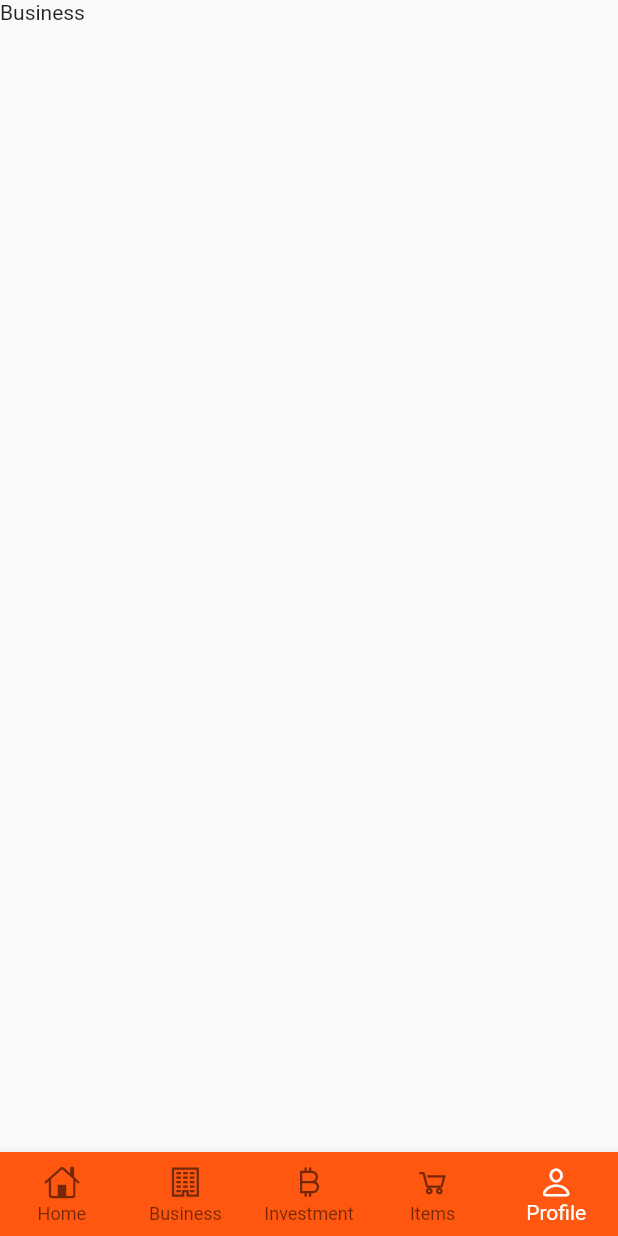
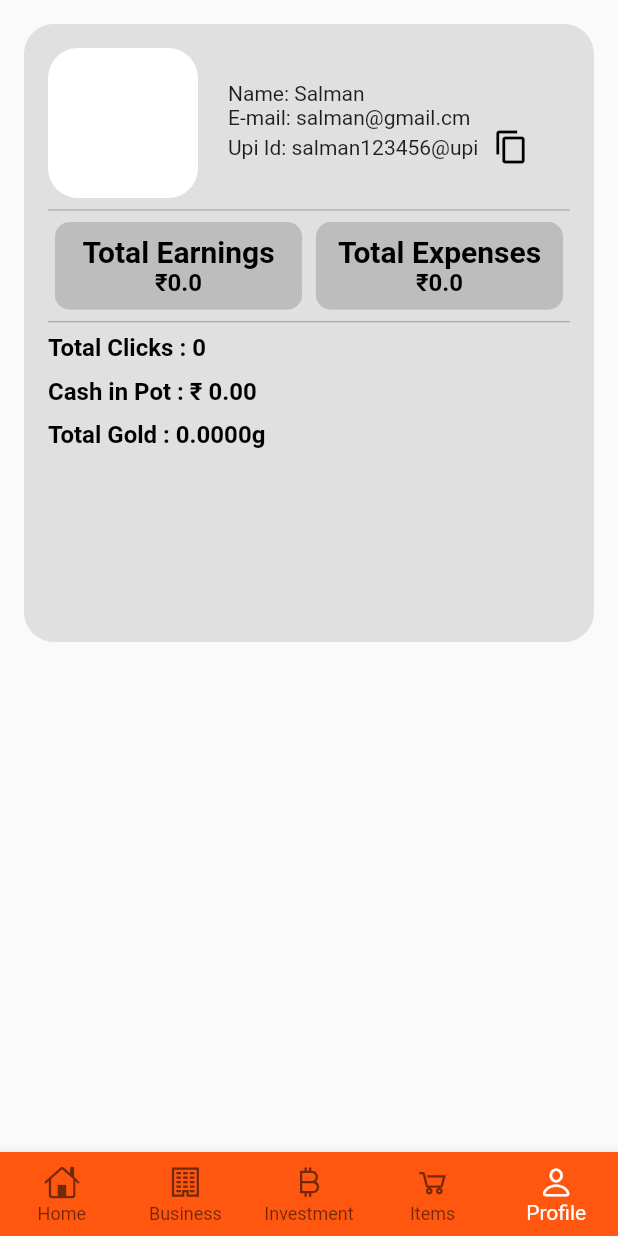
Before and after one commit to salmanulfarisi/business_empire, a Flutter app: the screen it shows after launch, item 5 of the bottom bar chosen, on a phone screen of 412 x 824 dp. Run offline on Flutter 3.47's test engine with Material 2 defaults, Android fonts, the phone set to English and light mode, and no system bars; our stand-ins replace line_icons, shared_preferences.

Commit message:
changed pot

```diff
--- a/lib/screen/dashboard.dart
+++ b/lib/screen/dashboard.dart
@@ -1,4 +1,5 @@
 import 'package:business_empire/screen/home.dart';
+import 'package:business_empire/screen/profile/profile.dart';
 import 'package:flutter/cupertino.dart';
 import 'package:flutter/material.dart';
 import 'package:line_icons/line_icons.dart';
@@ -23,7 +24,7 @@ class _DashBoardPageState extends State<DashBoardPage> {
     const Text('Business'),
     const Text('School'),
     const Text('profile'),
-    const Text('Business'),
+    const ProfilePage(),
   ];
 
   @override
--- a/lib/screen/home.dart
+++ b/lib/screen/home.dart
@@ -19,6 +19,7 @@ class HomePage extends StatefulWidget {
 
 class _HomePageState extends State<HomePage> {
   static const String username = 'Salman';
+  int clicks = 0;
   String greeting = 'Good Morning';
   String upiId = '${username}123456@upi';
   bool isVisble = false;
@@ -83,6 +84,7 @@ class _HomePageState extends State<HomePage> {
     setState(() {
       EarningsRepo.increamentEarnings(1);
       EarningsRepo().setEarnings();
+      EarningsRepo.increamentClick();
     });
 
     if (earnings.value == 10) {
@@ -123,6 +125,8 @@ class _HomePageState extends State<HomePage> {
   @override
   void initState() {
     getEarnings();
+    EarningsRepo.getTotalClick();
+
     super.initState();
   }
 
--- /dev/null
+++ b/lib/screen/pot/pot_repo.dart
@@ -0,0 +1,20 @@
+import 'package:flutter/foundation.dart';
+import 'package:shared_preferences/shared_preferences.dart';
+
+class PotRepo {
+  static ValueNotifier<double> potMoney = ValueNotifier(0.0);
+
+  setPotMoney() async {
+    SharedPreferences prefs = await SharedPreferences.getInstance();
+    prefs.setDouble('potMoney', potMoney.value);
+  }
+
+  getPotMoney() async {
+    SharedPreferences prefs = await SharedPreferences.getInstance();
+    PotRepo.potMoney.value = prefs.getDouble('potMoney') ?? 0.0;
+  }
+
+  static void increamentPotMoney(double value) {
+    potMoney.value += value;
+  }
+}
--- /dev/null
+++ b/lib/screen/profile/profile.dart
@@ -0,0 +1,36 @@
+import 'package:business_empire/screen/gold/gold_repo.dart';
+import 'package:business_empire/screen/pot/pot_repo.dart';
+import 'package:business_empire/screen/profile/widgets/player_container.dart';
+import 'package:flutter/material.dart';
+
+class ProfilePage extends StatefulWidget {
+  const ProfilePage({Key? key}) : super(key: key);
+
+  @override
+  State<ProfilePage> createState() => _ProfilePageState();
+}
+
+class _ProfilePageState extends State<ProfilePage> {
+  @override
+  void initState() {
+    super.initState();
+    GoldRepo().getGold();
+    PotRepo().getPotMoney();
+  }
+
+  @override
+  Widget build(BuildContext context) {
+    return Scaffold(
+      body: SafeArea(
+        child: Padding(
+          padding: const EdgeInsets.all(16.0),
+          child: Column(
+            children: const [
+              PlayerContainer(),
+            ],
+          ),
+        ),
+      ),
+    );
+  }
+}
--- /dev/null
+++ b/lib/screen/profile/widgets/player_container.dart
@@ -0,0 +1,202 @@
+import 'package:business_empire/screen/gold/gold_repo.dart';
+import 'package:business_empire/screen/pot/pot_repo.dart';
+import 'package:business_empire/utils/size.dart';
+import 'package:business_empire/utils/style.dart';
+import 'package:business_empire/widgets/money_repository.dart';
+import 'package:flutter/material.dart';
+import 'package:flutter/services.dart';
+
+class PlayerContainer extends StatelessWidget {
+  const PlayerContainer({Key? key}) : super(key: key);
+
+  @override
+  Widget build(BuildContext context) {
+    final size = MediaQuery.of(context).size;
+    String UpiId = 'salman123456@upi';
+    return Container(
+      padding: const EdgeInsets.all(16),
+      width: double.infinity,
+      height: size.height * 0.5,
+      decoration: BoxDecoration(
+        color: Colors.grey[300],
+        borderRadius: BorderRadius.circular(20),
+      ),
+      child: Column(
+        crossAxisAlignment: CrossAxisAlignment.start,
+        children: [
+          Row(
+            children: [
+              Container(
+                width: 100,
+                height: 100,
+                decoration: const BoxDecoration(
+                  color: Colors.white,
+                  borderRadius: BorderRadius.all(
+                    Radius.circular(20),
+                  ),
+                ),
+              ),
+              AppSize().width20,
+              Column(
+                mainAxisAlignment: MainAxisAlignment.center,
+                crossAxisAlignment: CrossAxisAlignment.start,
+                children: [
+                  Row(
+                    children: const [
+                      Text(
+                        'Name: ',
+                        style: AppStyle.body,
+                      ),
+                      Text(
+                        'Salman',
+                        style: AppStyle.body,
+                      ),
+                    ],
+                  ),
+                  Row(
+                    children: const [
+                      Text(
+                        'E-mail: ',
+                        style: AppStyle.body,
+                      ),
+                      Text(
+                        'salman@gmail.cm',
+                        style: AppStyle.body,
+                      ),
+                    ],
+                  ),
+                  Row(
+                    children: [
+                      const Text(
+                        'Upi Id: ',
+                        style: AppStyle.body,
+                      ),
+                      Text(
+                        UpiId,
+                        style: AppStyle.body,
+                      ),
+                      AppSize().width10,
+                      GestureDetector(
+                        onTap: () {
+                          Clipboard.setData(ClipboardData(text: UpiId));
+                          ScaffoldMessenger.of(context).showSnackBar(
+                            const SnackBar(
+                              content: Text('UPI ID Copied'),
+                            ),
+                          );
+                        },
+                        child: const Icon(
+                          Icons.copy,
+                          color: Colors.black,
+                        ),
+                      ),
+                    ],
+                  ),
+                ],
+              ),
+            ],
+          ),
+          AppSize().width10,
+          const Divider(
+            color: Colors.grey,
+          ),
+          AppSize().width10,
+          Row(
+            mainAxisAlignment: MainAxisAlignment.spaceAround,
+            children: [
+              Container(
+                width: size.width * 0.4,
+                padding: EdgeInsets.all(size.width * 0.02),
+                decoration: BoxDecoration(
+                  color: Colors.grey[400],
+                  borderRadius: BorderRadius.circular(10),
+                ),
+                child: Column(
+                  children: [
+                    const Text(
+                      'Total Earnings',
+                      style: AppStyle.title2,
+                    ),
+                    Text(
+                      "₹${EarningsRepo.earnings.value}",
+                      style: AppStyle.subtitleBlack,
+                    ),
+                  ],
+                ),
+              ),
+              Container(
+                width: size.width * 0.4,
+                padding: EdgeInsets.all(size.width * 0.02),
+                decoration: BoxDecoration(
+                  color: Colors.grey[400],
+                  borderRadius: BorderRadius.circular(10),
+                ),
+                child: Column(
+                  children: [
+                    const Text(
+                      'Total Expenses',
+                      style: AppStyle.title2,
+                    ),
+                    Text(
+                      "₹${EarningsRepo.expanses.value}",
+                      style: AppStyle.subtitleBlack,
+                    ),
+                  ],
+                ),
+              ),
+            ],
+          ),
+          const Divider(
+            color: Colors.grey,
+          ),
+          Row(
+            children: [
+              const Text(
+                'Total Clicks : ',
+                style: AppStyle.subtitleBlack,
+              ),
+              Text(
+                "${EarningsRepo.clicks.value}",
+                style: AppStyle.subtitleBlack,
+              ),
+            ],
+          ),
+          AppSize().height10,
+          Row(
+            children: [
+              const Text(
+                'Cash in Pot : ',
+                style: AppStyle.subtitleBlack,
+              ),
+              ValueListenableBuilder(
+                  valueListenable: PotRepo.potMoney,
+                  builder: (context, double value, child) {
+                    return Text(
+                      "₹ " + value.toStringAsFixed(2),
+                      style: AppStyle.subtitleBlack,
+                    );
+                  }),
+            ],
+          ),
+          AppSize().height10,
+          Row(
+            children: [
+              const Text(
+                'Total Gold : ',
+                style: AppStyle.subtitleBlack,
+              ),
+              ValueListenableBuilder(
+                  valueListenable: GoldRepo.totalGold,
+                  builder: (context, double value, child) {
+                    return Text(
+                      value.toStringAsFixed(4) + "g",
+                      style: AppStyle.subtitleBlack,
+                    );
+                  }),
+            ],
+          ),
+        ],
+      ),
+    );
+  }
+}
--- a/lib/widgets/money_repository.dart
+++ b/lib/widgets/money_repository.dart
@@ -3,9 +3,49 @@ import 'package:shared_preferences/shared_preferences.dart';
 
 class EarningsRepo {
   static ValueNotifier<double> earnings = ValueNotifier(0);
+  static ValueNotifier<double> expanses = ValueNotifier(0);
+  static ValueNotifier<int> clicks = ValueNotifier(0);
+  static ValueNotifier<double> totalPotMoney = ValueNotifier(0);
+
+  // static const String username = 'Salman';
+  // String upiId = '${username}123456@upi';
+
+  // setUpiId() async {
+  //   SharedPreferences prefs = await SharedPreferences.getInstance();
+  //   prefs.setString('upiId', upiId);
+  // }
+
+  // getUpiId() async {
+  //   SharedPreferences prefs = await SharedPreferences.getInstance();
+  //   upiId = prefs.getString('upiId') ?? '${username}12345@upi';
+  // }
+  static void increamentClick() async {
+    SharedPreferences prefs = await SharedPreferences.getInstance();
+    clicks.value = clicks.value + 1;
+    prefs.setInt('clicks', clicks.value);
+  }
+
+  static void getTotalClick() async {
+    SharedPreferences prefs = await SharedPreferences.getInstance();
+    clicks.value = prefs.getInt('clicks') ?? 0;
+  }
 
   static void increamentEarnings(double value) {
     earnings.value = earnings.value + value;
+  }
+
+  static void increamentExpanses(double value) {
+    expanses.value = expanses.value + value;
+  }
+
+  setExp() async {
+    SharedPreferences prefs = await SharedPreferences.getInstance();
+    prefs.setDouble('expanses', expanses.value);
+  }
+
+  getExp() async {
+    SharedPreferences prefs = await SharedPreferences.getInstance();
+    expanses.value = prefs.getDouble('expanses') ?? 0;
   }
 
   static void decreamentEarnings(double value) {
```
Also changed, not shown: lib/screen/pot/pot.dart (+42 -28 lines).
